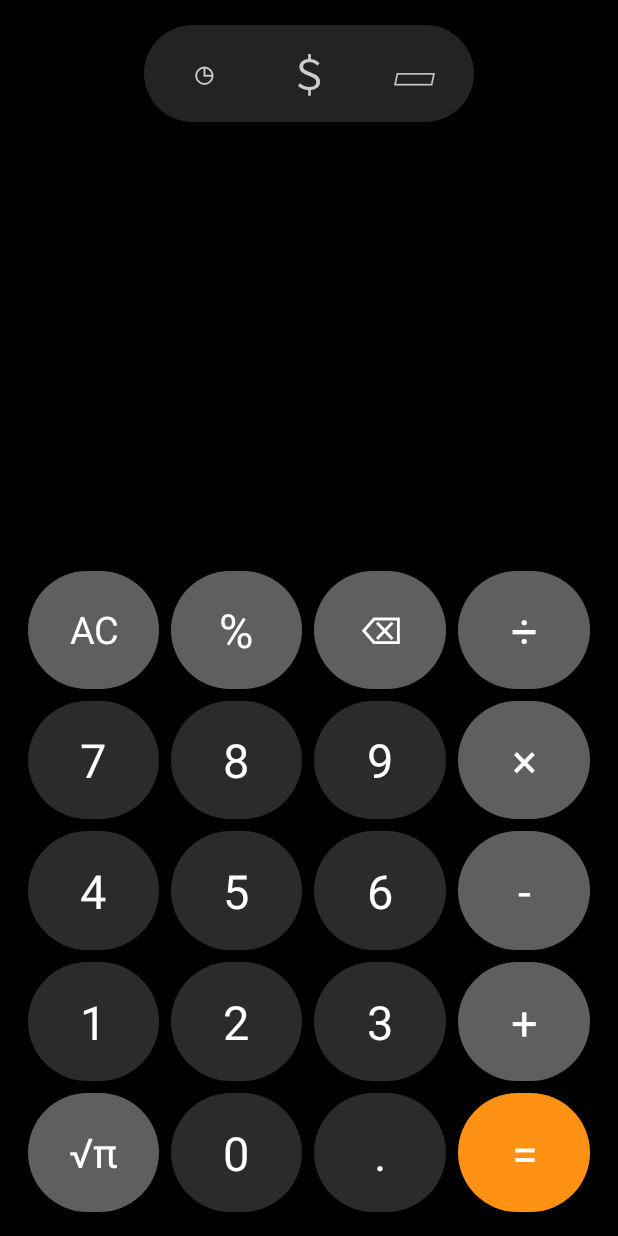
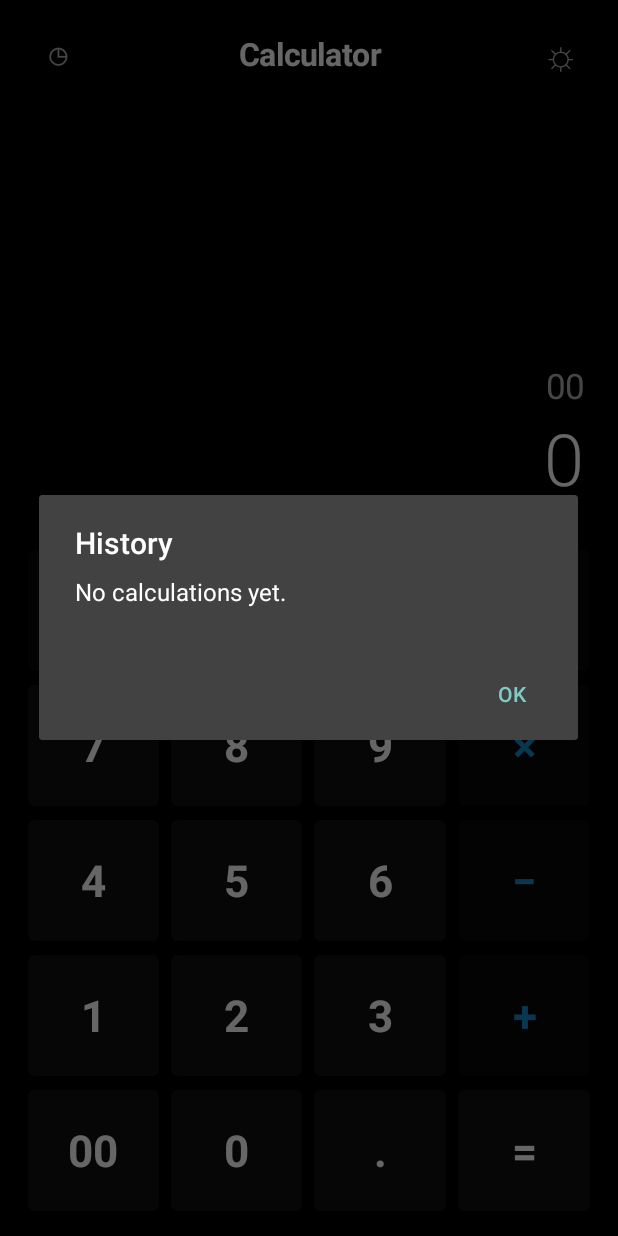
Before and after one commit to mdimr4nbd/MyNativeAndroidApp, an Android app: the screen it shows after launch (MainActivity), after a tap on an icon or button, on a phone screen of 412 x 824 dp. Run offline under Robolectric (Android 15) with nearby library versions, the phone set to English and light mode, and no system bars; 2 other taps on this screen came first.

Commit message:
Update MainActivity.kt

```diff
--- a/app/src/main/java/com/example/calculator/MainActivity.kt
+++ b/app/src/main/java/com/example/calculator/MainActivity.kt
@@ -2,152 +2,156 @@
 package com.example.calculator
 
 import android.app.Activity
+import android.app.AlertDialog
 import android.os.Bundle
 import android.graphics.Color
 import android.graphics.Typeface
 import android.graphics.drawable.GradientDrawable
 import android.view.Gravity
-import android.view.View
 import android.widget.LinearLayout
 import android.widget.TextView
-import android.widget.Toast
 import java.math.BigDecimal
 
 class MainActivity : Activity() {
 
+    private lateinit var root: LinearLayout
     private lateinit var expressionView: TextView
     private lateinit var resultView: TextView
 
     private var expression = ""
+    private var dark = true
     private var justCalculated = false
 
-    private val black = Color.BLACK
-    private val numberColor = Color.rgb(43, 43, 43)
-    private val lightGray = Color.rgb(95, 95, 95)
-    private val orange = Color.rgb(255, 145, 20)
-    private val white = Color.WHITE
+    private val history = mutableListOf<String>()
+
+    private val keys = listOf(
+        listOf("AC", "C", "%", "÷"),
+        listOf("7", "8", "9", "×"),
+        listOf("4", "5", "6", "−"),
+        listOf("1", "2", "3", "+"),
+        listOf("00", "0", ".", "=")
+    )
+
+    private fun dp(v: Int) =
+        (v * resources.displayMetrics.density).toInt()
+
+    private fun color(hex: Long) = Color.rgb(
+        ((hex shr 16) and 255).toInt(),
+        ((hex shr 8) and 255).toInt(),
+        (hex and 255).toInt()
+    )
+
+    private val bg: Int
+        get() = if (dark) Color.BLACK else color(0xEAF6FF)
+
+    private val buttonBg: Int
+        get() = if (dark) color(0x101010) else color(0xD9EDF9)
+
+    private val functionBg: Int
+        get() = if (dark) color(0x080808) else color(0xF5FBFF)
+
+    private val primary: Int
+        get() = if (dark) Color.WHITE else color(0x253D50)
+
+    private val secondary: Int
+        get() = if (dark) color(0xB0B0B0) else color(0x52748A)
+
+    private val blue: Int
+        get() = color(0x168ACB)
 
     override fun onCreate(savedInstanceState: Bundle?) {
         super.onCreate(savedInstanceState)
 
-        window.statusBarColor = black
-        window.navigationBarColor = black
+        window.statusBarColor = Color.BLACK
+        window.navigationBarColor = Color.BLACK
 
-        createCalculator()
+        createUI()
     }
 
-    private fun dp(value: Int): Int =
-        (value * resources.displayMetrics.density).toInt()
+    private fun rounded(color: Int): GradientDrawable {
+        return GradientDrawable().apply {
+            setColor(color)
+            cornerRadius = dp(5).toFloat()
+        }
+    }
 
-    private fun createCalculator() {
+    private fun createUI() {
 
-        val root = LinearLayout(this).apply {
+        root = LinearLayout(this).apply {
             orientation = LinearLayout.VERTICAL
-            gravity = Gravity.CENTER_HORIZONTAL
-            setBackgroundColor(black)
-            setPadding(dp(15), dp(12), dp(15), dp(12))
+            setPadding(dp(15), dp(10), dp(15), dp(12))
+            setBackgroundColor(bg)
         }
 
-        // Top three icons
+        // Header
 
-        val toolbar = LinearLayout(this).apply {
+        val header = LinearLayout(this).apply {
             orientation = LinearLayout.HORIZONTAL
-            gravity = Gravity.CENTER
-            background = rounded(
-                Color.rgb(35, 35, 35),
-                60
-            )
-            setPadding(dp(12), dp(5), dp(12), dp(5))
+            gravity = Gravity.CENTER_VERTICAL
         }
 
-        val icons = listOf("◷", "＄", "▱")
-
-        icons.forEachIndexed { index, icon ->
-
-            val item = TextView(this).apply {
-                text = icon
-                textSize = 27f
-                gravity = Gravity.CENTER
-                setTextColor(Color.LTGRAY)
-                contentDescription = when (index) {
-                    0 -> "History"
-                    1 -> "Currency converter"
-                    else -> "Unit converter"
-                }
-
-                setOnClickListener {
-                    when (index) {
-                        0 -> Toast.makeText(
-                            this@MainActivity,
-                            "History is empty",
-                            Toast.LENGTH_SHORT
-                        ).show()
-
-                        1 -> Toast.makeText(
-                            this@MainActivity,
-                            "Currency converter coming soon",
-                            Toast.LENGTH_SHORT
-                        ).show()
-
-                        2 -> Toast.makeText(
-                            this@MainActivity,
-                            "Unit converter coming soon",
-                            Toast.LENGTH_SHORT
-                        ).show()
-                    }
-                }
-            }
-
-            toolbar.addView(
-                item,
-                LinearLayout.LayoutParams(
-                    dp(70),
-                    dp(55)
-                )
-            )
+        val historyButton = headerIcon("◷") {
+            showHistory()
         }
 
-        val toolbarContainer = LinearLayout(this).apply {
+        val title = TextView(this).apply {
+            text = "Calculator"
+            textSize = 21f
             gravity = Gravity.CENTER
-            addView(
-                toolbar,
-                LinearLayout.LayoutParams(
-                    dp(220),
-                    dp(65)
-                )
-            )
+            setTextColor(primary)
+            typeface = Typeface.DEFAULT_BOLD
         }
 
-        root.addView(
-            toolbarContainer,
-            LinearLayout.LayoutParams(
-                -1,
-                dp(75)
-            )
+        val themeButton = headerIcon(
+            if (dark) "☼" else "☾"
+        ) {
+            dark = !dark
+            createUI()
+        }
+
+        header.addView(
+            historyButton,
+            LinearLayout.LayoutParams(dp(48), dp(48))
         )
 
-        // Display area
+        header.addView(
+            title,
+            LinearLayout.LayoutParams(0, dp(48), 1f)
+        )
+
+        header.addView(
+            themeButton,
+            LinearLayout.LayoutParams(dp(48), dp(48))
+        )
+
+        root.addView(
+            header,
+            LinearLayout.LayoutParams(-1, dp(52))
+        )
+
+        // Display
 
         val display = LinearLayout(this).apply {
             orientation = LinearLayout.VERTICAL
             gravity = Gravity.BOTTOM or Gravity.END
-            setPadding(dp(8), dp(10), dp(8), dp(25))
+            setPadding(dp(8), dp(20), dp(8), dp(25))
         }
 
         expressionView = TextView(this).apply {
-            text = ""
-            textSize = 29f
+            textSize = 23f
             gravity = Gravity.END
-            setTextColor(Color.LTGRAY)
+            setTextColor(secondary)
             maxLines = 2
         }
 
         resultView = TextView(this).apply {
-            text = ""
-            textSize = 52f
+            textSize = 48f
             gravity = Gravity.END
-            setTextColor(white)
-            typeface = Typeface.DEFAULT
+            setTextColor(primary)
+            typeface = Typeface.create(
+                "sans-serif-light",
+                Typeface.NORMAL
+            )
             maxLines = 1
         }
 
@@ -163,49 +167,32 @@ class MainActivity : Activity() {
 
         root.addView(
             display,
-            LinearLayout.LayoutParams(
-                -1,
-                0,
-                1.8f
-            )
+            LinearLayout.LayoutParams(-1, 0, 1.8f)
         )
 
-        // Calculator keypad
-
-        val rows = listOf(
-            listOf("AC", "%", "DEL", "÷"),
-            listOf("7", "8", "9", "×"),
-            listOf("4", "5", "6", "-"),
-            listOf("1", "2", "3", "+"),
-            listOf("√π", "0", ".", "=")
-        )
+        // Keypad
 
         val keypad = LinearLayout(this).apply {
             orientation = LinearLayout.VERTICAL
         }
 
-        rows.forEach { keys ->
+        keys.forEach { rowKeys ->
 
             val row = LinearLayout(this).apply {
                 orientation = LinearLayout.HORIZONTAL
             }
 
-            keys.forEach { key ->
+            rowKeys.forEach { key ->
 
-                val button = createButton(key)
+                val button = makeButton(key)
 
                 row.addView(
                     button,
                     LinearLayout.LayoutParams(
-                        0,
-                        -1,
-                        1f
+                        0, -1, 1f
                     ).apply {
                         setMargins(
-                            dp(4),
-                            dp(4),
-                            dp(4),
-                            dp(4)
+                            dp(4), dp(5), dp(4), dp(5)
                         )
                     }
                 )
@@ -213,83 +200,68 @@ class MainActivity : Activity() {
 
             keypad.addView(
                 row,
-                LinearLayout.LayoutParams(
-                    -1,
-                    0,
-                    1f
-                )
+                LinearLayout.LayoutParams(-1, 0, 1f)
             )
         }
 
         root.addView(
             keypad,
-            LinearLayout.LayoutParams(
-                -1,
-                0,
-                2.7f
-            )
+            LinearLayout.LayoutParams(-1, 0, 2.7f)
         )
 
         setContentView(root)
+
+        updateDisplay()
     }
 
-    private fun rounded(
-        color: Int,
-        radius: Int
-    ): GradientDrawable {
+    private fun headerIcon(
+        symbol: String,
+        action: () -> Unit
+    ): TextView {
 
-        return GradientDrawable().apply {
-            setColor(color)
-            cornerRadius = dp(radius).toFloat()
+        return TextView(this).apply {
+            text = symbol
+            textSize = 27f
+            gravity = Gravity.CENTER
+            setTextColor(secondary)
+            setOnClickListener { action() }
         }
     }
 
-    private fun createButton(key: String): TextView {
+    private fun makeButton(key: String): TextView {
 
         val isOperator = key in listOf(
-            "÷", "×", "-", "+", "="
+            "÷", "×", "−", "+", "%"
         )
 
-        val isSpecial = key in listOf(
-            "AC", "%", "DEL", "√π"
-        )
+        val isFunction = key in listOf("AC", "C")
 
-        val bg = when {
-            key == "=" -> orange
-            isOperator -> lightGray
-            isSpecial -> lightGray
-            else -> numberColor
+        val buttonColor = when {
+            isOperator -> functionBg
+            isFunction -> functionBg
+            else -> buttonBg
         }
 
-        val text = when (key) {
-            "DEL" -> "⌫"
-            "√π" -> "√π"
-            else -> key
+        val textColor = when {
+            isOperator -> blue
+            isFunction -> blue
+            else -> primary
         }
 
         return TextView(this).apply {
 
-            this.text = text
+            text = key
+            gravity = Gravity.CENTER
 
             textSize = when (key) {
-                "AC", "DEL" -> 25f
-                "√π" -> 27f
-                else -> 31f
+                "AC", "C" -> 23f
+                else -> 29f
             }
 
-            gravity = Gravity.CENTER
+            setTextColor(textColor)
+            typeface = Typeface.DEFAULT_BOLD
 
-            setTextColor(white)
-
-            background = rounded(bg, 100)
-
-            typeface = Typeface.DEFAULT
-
-            contentDescription = when (key) {
-                "DEL" -> "Delete"
-                "√π" -> "Square root and pi"
-                else -> key
-            }
+            background = rounded(buttonColor)
 
             isClickable = true
             isFocusable = true
@@ -307,40 +279,15 @@ class MainActivity : Activity() {
             "AC" -> {
                 expression = ""
                 justCalculated = false
-                updateDisplay()
             }
 
-            "DEL" -> {
-                if (expression.isNotEmpty()) {
-                    expression = expression.dropLast(1)
-                }
-                justCalculated = false
-                updateDisplay()
+            "C" -> {
+                clearEntry()
             }
 
-            "=" -> calculateResult()
-
-            "√π" -> {
-                try {
-                    if (expression.isEmpty()) {
-                        expression = "3.141592653589793"
-                    } else {
-                        val value =
-                            ExpressionParser(expression).parse()
-
-                        if (value < 0) {
-                            throw ArithmeticException()
-                        }
-
-                        expression = formatNumber(kotlin.math.sqrt(value))
-                    }
-
-                    justCalculated = true
-                    updateDisplay()
-
-                } catch (_: Exception) {
-                    resultView.text = "Error"
-                }
+            "=" -> {
+                calculate()
+                return
             }
 
             "%" -> {
@@ -350,28 +297,32 @@ class MainActivity : Activity() {
                 ) {
                     expression += "%"
                 }
-
                 justCalculated = false
-                updateDisplay()
             }
 
-            "+", "-", "×", "÷" -> {
+            "÷", "×", "−", "+" -> {
+
+                val op = when (key) {
+                    "÷" -> "÷"
+                    "×" -> "×"
+                    "−" -> "-"
+                    else -> "+"
+                }
 
                 if (expression.isEmpty()) {
-                    if (key == "-") expression = "-"
+                    if (op == "-") expression = "-"
                 } else {
                     if (expression.last() in "+-×÷") {
                         expression = expression.dropLast(1)
                     }
-
-                    expression += key
+                    expression += op
                 }
 
                 justCalculated = false
-                updateDisplay()
             }
 
             "." -> {
+
                 if (justCalculated) {
                     expression = ""
                     justCalculated = false
@@ -389,25 +340,42 @@ class MainActivity : Activity() {
                         expression.last() in "+-×÷"
                     ) "0." else "."
                 }
-
-                updateDisplay()
             }
 
             else -> {
+
                 if (justCalculated) {
                     expression = ""
                     justCalculated = false
                 }
 
                 expression += key
-                updateDisplay()
             }
         }
+
+        updateDisplay()
+    }
+
+    private fun clearEntry() {
+
+        if (expression.isEmpty()) return
+
+        var i = expression.length - 1
+
+        while (i >= 0 &&
+            (expression[i].isDigit() ||
+             expression[i] == '.')
+        ) {
+            i--
+        }
+
+        expression = expression.substring(0, i + 1)
+        justCalculated = false
     }
 
     private fun updateDisplay() {
 
-        expressionView.text = expression
+        expressionView.text = expression.replace("-", "−")
 
         if (expression.isEmpty()) {
             resultView.text = ""
@@ -415,21 +383,23 @@ class MainActivity : Activity() {
         }
 
         try {
-            val result = ExpressionParser(expression).parse()
-            resultView.text = formatNumber(result)
-
+            val value = ExpressionParser(expression).parse()
+            resultView.text = formatNumber(value)
         } catch (_: Exception) {
             resultView.text = ""
         }
     }
 
-    private fun calculateResult() {
+    private fun calculate() {
 
         if (expression.isEmpty()) return
 
         try {
+            val original = expression.replace("-", "−")
             val value = ExpressionParser(expression).parse()
             val answer = formatNumber(value)
+
+            history.add("$original = $answer")
 
             expression = answer
             expressionView.text = ""
@@ -443,8 +413,33 @@ class MainActivity : Activity() {
         }
     }
 
+    private fun showHistory() {
+
+        if (history.isEmpty()) {
+            AlertDialog.Builder(this)
+                .setTitle("History")
+                .setMessage("No calculations yet.")
+                .setPositiveButton("OK", null)
+                .show()
+            return
+        }
+
+        AlertDialog.Builder(this)
+            .setTitle("Calculation History")
+            .setItems(history.reversed().toTypedArray()) { _, index ->
+                expression = history.reversed()[index]
+                    .substringAfter(" = ")
+                justCalculated = true
+                updateDisplay()
+            }
+            .setNeutralButton("Clear History") { _, _ ->
+                history.clear()
+            }
+            .setNegativeButton("Close", null)
+            .show()
+    }
+
     private fun formatNumber(value: Double): String {
-
         if (!value.isFinite()) return "Error"
 
         return BigDecimal.valueOf(value)
@@ -453,8 +448,6 @@ class MainActivity : Activity() {
     }
 }
 
-// Expression parser
-
 private class ExpressionParser(
     private val input: String
 ) {
@@ -462,38 +455,28 @@ private class ExpressionParser(
     private var position = 0
 
     fun parse(): Double {
-
         val result = parseExpression()
 
-        if (position != input.length) {
-            throw IllegalArgumentException()
-        }
-
-        if (!result.isFinite()) {
-            throw ArithmeticException()
+        if (position != input.length || !result.isFinite()) {
+            throw IllegalArgumentException("Invalid expression")
         }
 
         return result
     }
 
     private fun parseExpression(): Double {
-
         var value = parseTerm()
 
         while (position < input.length) {
-
             when (input[position]) {
-
                 '+' -> {
                     position++
                     value += parseTerm()
                 }
-
                 '-' -> {
                     position++
                     value -= parseTerm()
                 }
-
                 else -> return value
             }
         }
@@ -502,30 +485,22 @@ private class ExpressionParser(
     }
 
     private fun parseTerm(): Double {
-
         var value = parseFactor()
 
         while (position < input.length) {
-
             when (input[position]) {
-
                 '×' -> {
                     position++
                     value *= parseFactor()
                 }
-
                 '÷' -> {
                     position++
-
                     val divisor = parseFactor()
-
                     if (divisor == 0.0) {
-                        throw ArithmeticException()
+                        throw ArithmeticException("Division by zero")
                     }
-
                     value /= divisor
                 }
-
                 else -> return value
             }
         }
@@ -549,46 +524,27 @@ private class ExpressionParser(
             return parseFactor()
         }
 
-        var value: Double
+        val start = position
+        var decimal = false
 
-        if (input[position] == '(') {
+        while (position < input.length) {
+            val c = input[position]
 
-            position++
-            value = parseExpression()
+            if (c.isDigit()) {
+                position++
+            } else if (c == '.' && !decimal) {
+                decimal = true
+                position++
+            } else {
+                break
+            }
+        }
 
-            if (position >= input.length ||
-                input[position] != ')'
-            ) {
-                throw IllegalArgumentException()
-            }
+        if (start == position) {
+            throw IllegalArgumentException()
+        }
 
-            position++
-
-        } else {
-
-            val start = position
-            var hasDecimal = false
-
-            while (position < input.length) {
-
-                val char = input[position]
-
-                if (char.isDigit()) {
-                    position++
-                } else if (char == '.' && !hasDecimal) {
-                    hasDecimal = true
-                    position++
-                } else {
-                    break
-                }
-            }
-
-            if (start == position) {
-                throw IllegalArgumentException()
-            }
-
-            value = input.substring(start, position).toDouble()
-        }
+        var value = input.substring(start, position).toDouble()
 
         while (position < input.length &&
             input[position] == '%'
```
